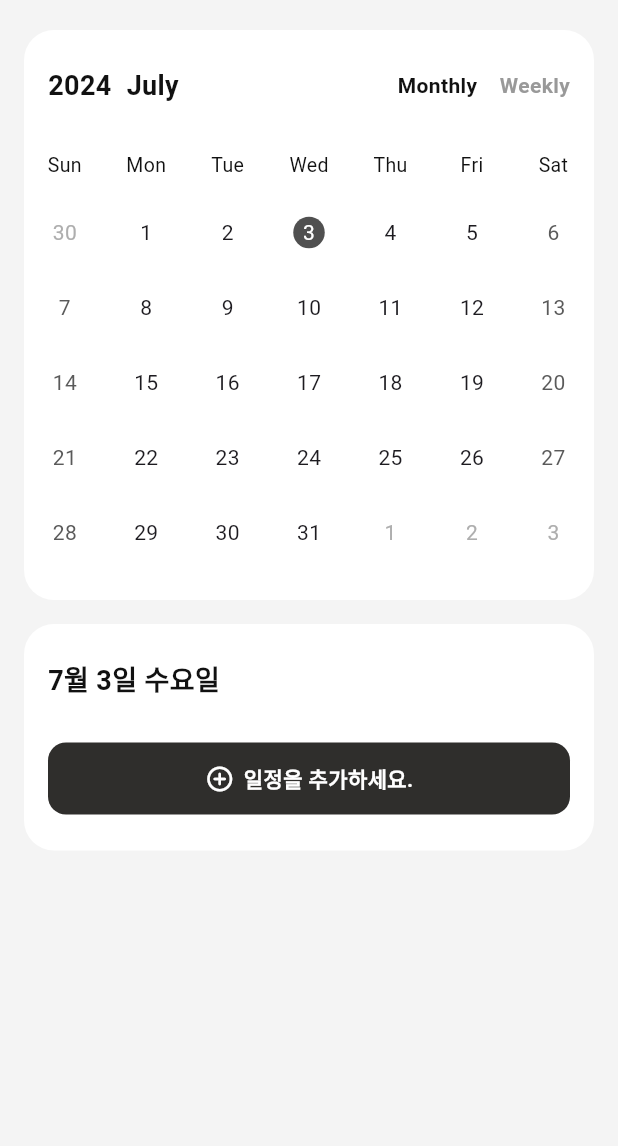
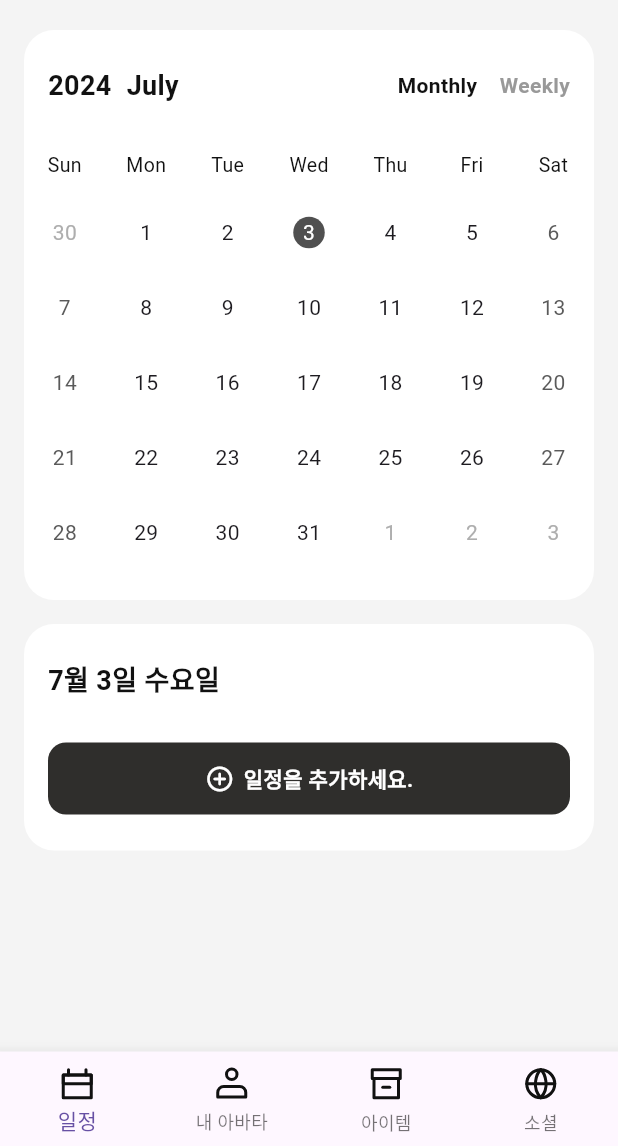
Before and after one commit to itsTimePlanear/planear, a Flutter app: the MainScreen screen opened directly, on a phone screen of 412 x 824 dp, the part 90-1236 px from its top. Run offline on Flutter 3.47's test engine with Material 3 defaults, Android fonts, the phone set to English and light mode, and no system bars; drawn by our look-alikes of table_calendar; our stand-ins replace carousel_slider, flutter_riverpod, flutter_secure_storage, flutter_svg, flutter_svg_provider, gap and 2 more; accounts and stored records are empty; network calls fail; Roboto replaces fonts that are missing (Pretendard).

Commit message:
바텀 바 적용

```diff
--- a/lib/screen/main_screen/main_screen.dart
+++ b/lib/screen/main_screen/main_screen.dart
@@ -1,12 +1,16 @@
 import 'package:flutter/material.dart';
+import 'package:flutter_svg/svg.dart';
 import 'package:hooks_riverpod/hooks_riverpod.dart';
 import 'package:planear/riverpod/calendar_page_riverpod/schedule_riverpod/schedule_modal_riverpod.dart';
-import 'package:planear/riverpod/mainpage_riverpod.dart';
-import 'package:planear/screen/avatar_screen/avatar_page.dart';
+import 'package:planear/screen/avatar_screen/avatar_my_item/avatar_my_item_page.dart';
+import 'package:planear/screen/avatar_screen/main_avatar_screen.dart';
 import 'package:planear/screen/calendar_screen/calendar_screen_modal_bottom_sheet.dart';
 import 'package:planear/screen/calendar_screen/main_calendar_screen.dart';
+import 'package:planear/theme/assets.dart';
+import 'package:planear/theme/font_styles.dart';
 import 'package:planear/viewmodel/coin_view_model.dart';
 import 'package:planear/viewmodel/schedule_view_model.dart';
+import 'package:planear/widgets/bottom_navigationbar.dart';
 import 'package:planear/widgets/custom_appbar.dart';
 
 class MainScreen extends ConsumerStatefulWidget {
@@ -30,12 +34,15 @@ class _MainScreenState extends ConsumerState<MainScreen> {
 
   @override
   Widget build(BuildContext context) {
-    final idxState = ref.watch(mainPageChangeStateNotifierProvider);
+    final currentPage = ref.watch(bottomNavProvider);
+
+    final defaultScreen = [
+      const MainCalendarScreen(),
+      const AvatarPage(),
+      const AvatarItemScreen(),
+      const Text("소셜화면", style: FontStyles.Headline),
+    ];
     final scheduleState = ref.watch(scheduleModalNotifierProvider);
-    final List<Widget> widgetOptions = <Widget>[
-      const MainCalendarScreen(), //일정
-      const AvatarPage(), //내 아바타
-    ];
     return PopScope(
       canPop: false,
       child: Stack(
@@ -44,8 +51,23 @@ class _MainScreenState extends ConsumerState<MainScreen> {
             backgroundColor: const Color(0xFFF4F4F4),
             appBar: const PreferredSize(
                 preferredSize: Size.fromHeight(60), child: MainAppBar()),
-            body: SafeArea(
-              child: widgetOptions.elementAt(idxState),
+            body: SafeArea(child: defaultScreen.elementAt(currentPage)),
+            bottomNavigationBar: BottomNavigationBar(
+              type: BottomNavigationBarType.fixed,
+              items: <BottomNavigationBarItem>[
+                BottomNavigationBarItem(
+                    icon: SvgPicture.asset(Assets.navi_calendar), label: "일정"),
+                BottomNavigationBarItem(
+                    icon: SvgPicture.asset(Assets.navi_mypage), label: "내 아바타"),
+                BottomNavigationBarItem(
+                    icon: SvgPicture.asset(Assets.navi_closet), label: "아이템"),
+                BottomNavigationBarItem(
+                    icon: SvgPicture.asset(Assets.navi_social), label: "소셜"),
+              ],
+              currentIndex: currentPage,
+              onTap: (index) {
+                ref.read(bottomNavProvider.notifier).state = index;
+              },
             ),
           ),
           scheduleState ? const ScheduleModalBottomSheet() : Container()
```
